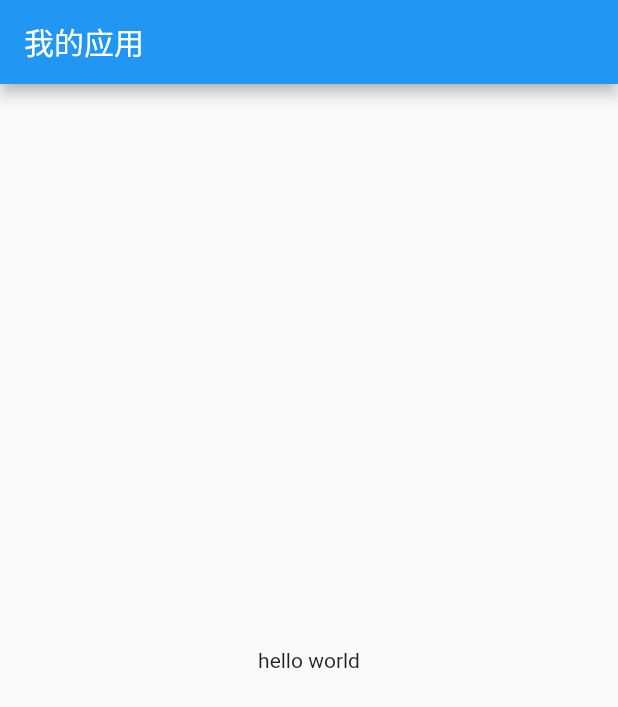
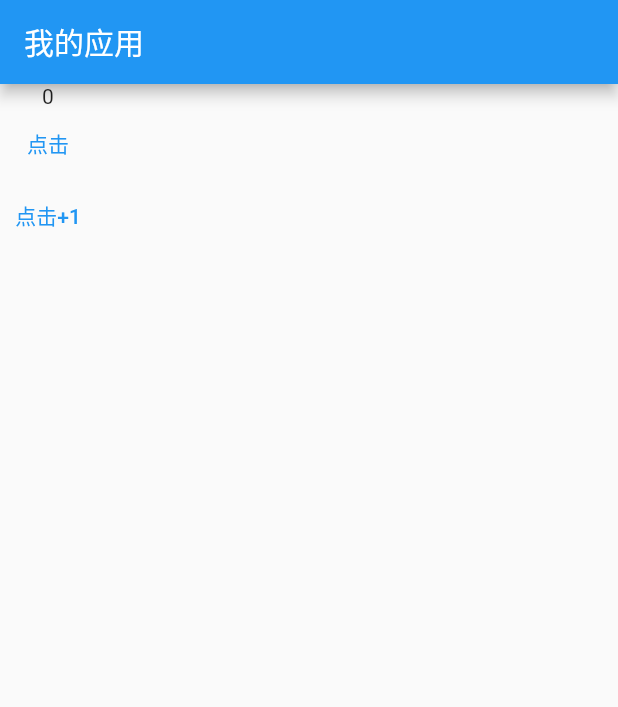
Before and after one commit to zhangjin-amy/flutter-demo, a Flutter app: the screen it shows after launch, on a phone screen of 412 x 824 dp. Shown: the top 707 px of the screen. Run offline on Flutter 3.47's test engine with Material 2 defaults, Android fonts, the phone set to English and light mode, and no system bars; missing offline and left inert: dart:ffi.

Commit message:
feat: 增加需要父子组件调试

```diff
--- a/lib/main.dart
+++ b/lib/main.dart
@@ -1,4 +1,7 @@
 import 'package:flutter/material.dart';
+import 'package:flutter_application_demo/page/CountPage.dart';
+import 'package:flutter_application_demo/widget/Echo.dart';
+import 'package:flutter_application_demo/widget/StateLifecycleTest.dart';
 
 void main() {
   runApp(MyApp());
@@ -17,9 +20,7 @@ class MyApp extends StatelessWidget {
         appBar: new AppBar(
           title: new Text('我的应用'),
         ),
-        body: Center(
-          child: Text('hello world'),
-        ),
+        body: CountPage(),
       ),
     );
   }
--- /dev/null
+++ b/lib/page/CountPage.dart
@@ -0,0 +1,41 @@
+import 'dart:ffi';
+
+import 'package:flutter/material.dart';
+
+class CountPage extends StatefulWidget {
+  _CountPageState createState() => _CountPageState();
+}
+
+class _CountPageState extends State {
+  int _count = 0;
+  Widget build(BuildContext context) {
+    return CountWidget(count: _count, onHandlleCount: (){
+      print('hi rouzip');
+    }, onHandleChange: (value){
+      setState(() {
+        _count = _count + value;
+      });
+    },);
+  }
+}
+
+class CountWidget extends StatelessWidget {
+  final int count;
+  final VoidCallback onHandlleCount;
+  final Function(int) onHandleChange;
+  CountWidget({
+    required this.count,
+    required this.onHandlleCount,
+    required this.onHandleChange,
+  });
+  @override
+  Widget build(BuildContext context) {
+    return Column(
+      children: [
+        Text('$count'),
+        TextButton(onPressed:onHandlleCount, child: Text('点击')),
+        TextButton(onPressed:(){onHandleChange(1);}, child: Text('点击+1')),
+      ],
+    );
+  }
+}
```
